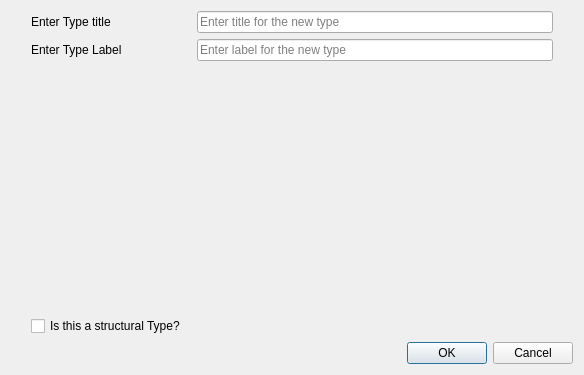
First picture: the form in pasta_eln/GUI/ontology_configuration/create_type_dialog.ui, repository PASTA-ELN/pasta-eln, before the edit.
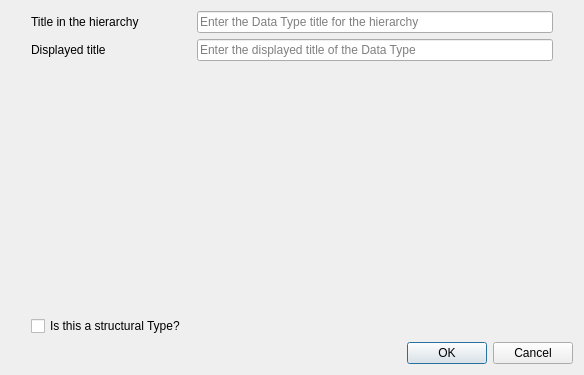
Second picture: the form after the edit.

Commit message: - Changed the "create new type" UI for the title and label textual information. - Modified the tests to reflect the changes.

Diff of the .ui file:
```diff
--- a/pasta_eln/GUI/ontology_configuration/create_type_dialog.ui
+++ b/pasta_eln/GUI/ontology_configuration/create_type_dialog.ui
@@ -33,7 +33,7 @@
           </size>
          </property>
          <property name="text">
-          <string>Enter Type title</string>
+          <string>Title in the hierarchy</string>
          </property>
         </widget>
        </item>
@@ -59,7 +59,7 @@
           <string>Exclude titles which start with 'x' (reserved for structure level titles) or whitespace</string>
          </property>
          <property name="placeholderText">
-          <string>Enter title for the new type</string>
+          <string>Enter the Data Type title for the hierarchy</string>
          </property>
          <property name="clearButtonEnabled">
           <bool>true</bool>
@@ -79,7 +79,7 @@
           </size>
          </property>
          <property name="text">
-          <string>Enter Type Label</string>
+          <string>Displayed title</string>
          </property>
         </widget>
        </item>
@@ -105,7 +105,7 @@
           <string>Enter label for the new type, which can also be modified later in the main editor window</string>
          </property>
          <property name="placeholderText">
-          <string>Enter label for the new type</string>
+          <string>Enter the displayed title of the Data Type</string>
          </property>
          <property name="clearButtonEnabled">
           <bool>true</bool>
```
Left out of the diff: 8 changed lines with no effect on the pictures. The commit also changes 13 other files.
